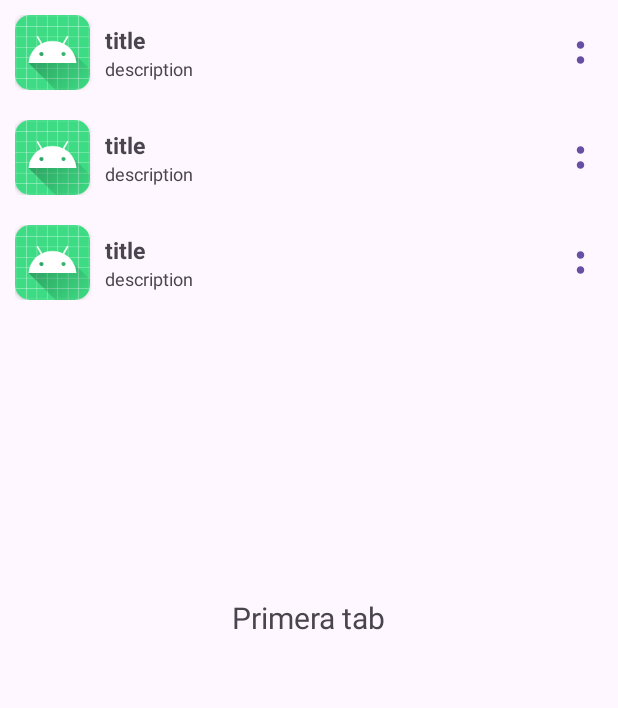
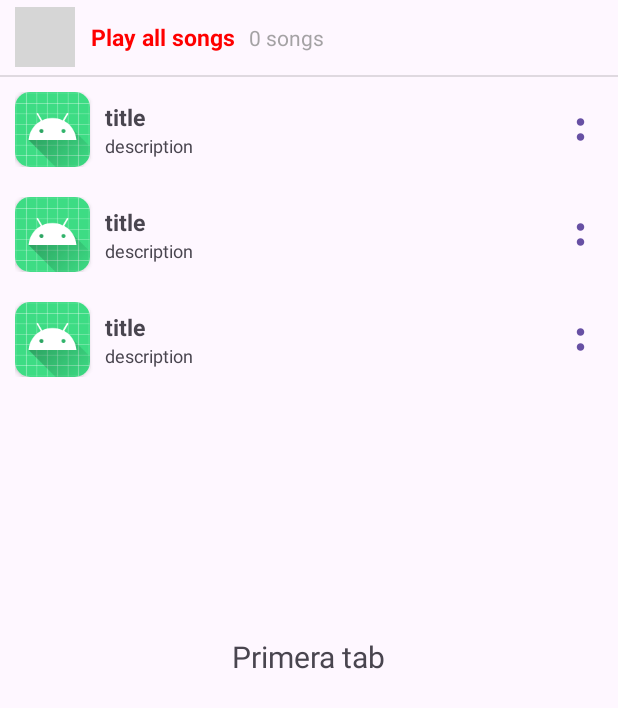
Before and after one commit to GD-Fran119/CMP3, an Android app: the layout fragment_song_list_view.xml on its own in the app's theme, with its tools: preview values and no code run, on a phone screen of 412 x 824 dp. Shown: the top 708 px of the screen. Run offline under Robolectric (Android 15) with nearby library versions, the phone set to English and light mode, and no system bars; grey boxes are pictures that could not be loaded.

Commit message:
User can play randomly a song from main activity
User is now capable of use a shortcut in main activity to select a song randomly and play it.

There have been some visual improvements in recycler views (main activity and show list option in play control activity) so when user reaches bounds the scrim spreads to the whole width of its container.

```diff
--- a/app/src/main/java/Player.kt
+++ b/app/src/main/java/Player.kt
@@ -87,7 +87,6 @@ class Player private constructor(){
     fun setTime(time: UInt){
         try{
             mediaPLayer.seekTo(time.toInt())
-            play()
         }catch (_:Exception){}
     }
 
--- a/app/src/main/java/com/example/cmp3/MainActivity.kt
+++ b/app/src/main/java/com/example/cmp3/MainActivity.kt
@@ -100,11 +100,11 @@ class MainActivity : AppCompatActivity(), UpdateUI{
 
         progressbarJob = CoroutineScope(Dispatchers.Main).launch {
             while(true){
-                delay(500)
                 if(Player.instance.isAvailableProgress()){
                     progressBar.max = Player.instance.getCurrentSongDuration().toInt()
                     progressBar.progress = Player.instance.getCurrentSongProgress()
                 }
+                delay(500)
             }
         }
 
--- a/app/src/main/res/layout/activity_play_control_view.xml
+++ b/app/src/main/res/layout/activity_play_control_view.xml
@@ -83,7 +83,6 @@
             android:insetRight="0dp"
             android:insetBottom="0dp"
             app:cornerRadius="25dp"
-            android:backgroundTint="@color/white"
             android:background="@drawable/ic_random_mode"
             app:layout_constraintTop_toTopOf="parent"
             app:layout_constraintBottom_toBottomOf="parent"
@@ -101,7 +100,6 @@
             android:insetBottom="0dp"
             app:cornerRadius="25dp"
             android:background="@drawable/ic_list_items"
-            android:backgroundTint="@color/white"
             android:id="@+id/play_control_songlist_button"
 
             android:layout_width="50sp"
@@ -136,7 +134,6 @@
             android:layout_width="50sp"
             android:layout_height="50sp"
             android:background="@drawable/ic_previous"
-            android:backgroundTint="@color/white"
             app:layout_constraintTop_toTopOf="parent"
             app:layout_constraintBottom_toBottomOf="parent"
             app:layout_constraintStart_toStartOf="parent"
@@ -153,7 +150,6 @@
             android:background="@drawable/ic_play"
             android:layout_width="100sp"
             android:layout_height="100sp"
-            android:backgroundTint="@color/white"
             app:layout_constraintTop_toTopOf="parent"
             app:layout_constraintBottom_toBottomOf="parent"
             app:layout_constraintStart_toEndOf="@id/play_control_previous_button"
@@ -167,7 +163,6 @@
             android:insetBottom="0dp"
             app:cornerRadius="25dp"
             android:background="@drawable/ic_next"
-            android:backgroundTint="@color/white"
             android:id="@+id/play_control_next_button"
             android:layout_width="50sp"
             android:layout_height="50sp"
--- a/app/src/main/res/layout/fragment_item_list_dialog_list_dialog.xml
+++ b/app/src/main/res/layout/fragment_item_list_dialog_list_dialog.xml
@@ -45,6 +45,6 @@
         app:layoutManager="androidx.recyclerview.widget.LinearLayoutManager"
         tools:context=".ListItemListDialogFragment"
         tools:listitem="@layout/fragment_item_list_dialog_list_dialog_item"
-        android:layout_marginHorizontal="30sp"/>
+        android:paddingHorizontal="30sp"/>
 
 </LinearLayout>
--- a/app/src/main/res/layout/fragment_song_list_view.xml
+++ b/app/src/main/res/layout/fragment_song_list_view.xml
@@ -1,5 +1,52 @@
 <?xml version="1.0" encoding="utf-8"?>
-<RelativeLayout xmlns:android="http://schemas.android.com/apk/res/android"
+
+<LinearLayout android:layout_width="match_parent"
+    android:layout_height="match_parent"
+    xmlns:android="http://schemas.android.com/apk/res/android"
+    xmlns:app="http://schemas.android.com/apk/res-auto"
+    android:orientation="vertical">
+
+
+<LinearLayout
+    android:id="@+id/play_all_songs_container"
+    android:layout_width="match_parent"
+    android:layout_height="50sp"
+    android:paddingHorizontal="10sp"
+    android:layout_alignParentTop="true">
+
+    <ImageView
+        android:layout_width="40sp"
+        android:layout_height="40sp"
+        android:layout_gravity="center"
+        android:src="@drawable/round_play_circle"
+        app:tint="#FF0000"/>
+
+    <TextView
+        android:layout_width="wrap_content"
+        android:layout_height="match_parent"
+        android:gravity="center"
+        android:textSize="15sp"
+        android:layout_marginHorizontal="10sp"
+        android:textStyle="bold"
+        android:text="Play all songs"
+        android:textColor="#FF0000"/>
+
+    <TextView
+        android:id="@+id/play_all_songs_number"
+        android:layout_width="wrap_content"
+        android:layout_height="50sp"
+        android:gravity="center"
+        android:text="0 songs"
+        android:textColor="#B37E7E7E"/>
+
+</LinearLayout>
+    <View
+        android:layout_width="match_parent"
+        android:layout_height="1dp"
+        android:background="?android:attr/listDivider"/>
+
+
+    <RelativeLayout
     xmlns:tools="http://schemas.android.com/tools"
     android:layout_width="match_parent"
     android:layout_height="match_parent"
@@ -20,8 +67,11 @@
         android:id="@+id/mainSongListView"
         android:layout_width="match_parent"
         android:layout_height="match_parent"
-        android:layout_marginHorizontal="10sp"
+        android:clipToPadding="false"
+        android:paddingHorizontal="10sp"
+        android:layout_alignParentBottom="true"
         app:layoutManager="androidx.recyclerview.widget.LinearLayoutManager"/>
 
+</RelativeLayout>
 
-</RelativeLayout>
+</LinearLayout>
```
Also changed, not shown: app/src/main/java/com/example/cmp3/PlayControlView.kt (+8 -6 lines), app/src/main/java/com/example/cmp3/SongListView.kt (+19 -2 lines).
